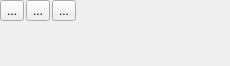
First picture: the form in plugins/textshape/dialogs/SimpleInsertWidget.ui, repository KDE/krita, before the edit.
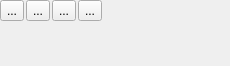
Second picture: the form after the edit. Custom widgets are drawn as their Qt base class.

Commit message: Add button to insert page break

```diff
--- a/plugins/textshape/dialogs/SimpleInsertWidget.ui
+++ b/plugins/textshape/dialogs/SimpleInsertWidget.ui
@@ -44,7 +44,7 @@
        </property>
       </widget>
      </item>
-     <item row="1" column="3">
+     <item row="1" column="4">
       <spacer name="horizontalSpacer_2">
        <property name="orientation">
         <enum>Qt::Horizontal</enum>
@@ -74,6 +74,13 @@
        </property>
       </widget>
      </item>
+     <item row="1" column="3">
+      <widget class="QToolButton" name="insertPageBreak">
+       <property name="text">
+        <string>...</string>
+       </property>
+      </widget>
+     </item>
     </layout>
    </item>
    <item row="1" column="0">
```
The commit also changes 2 other files.
